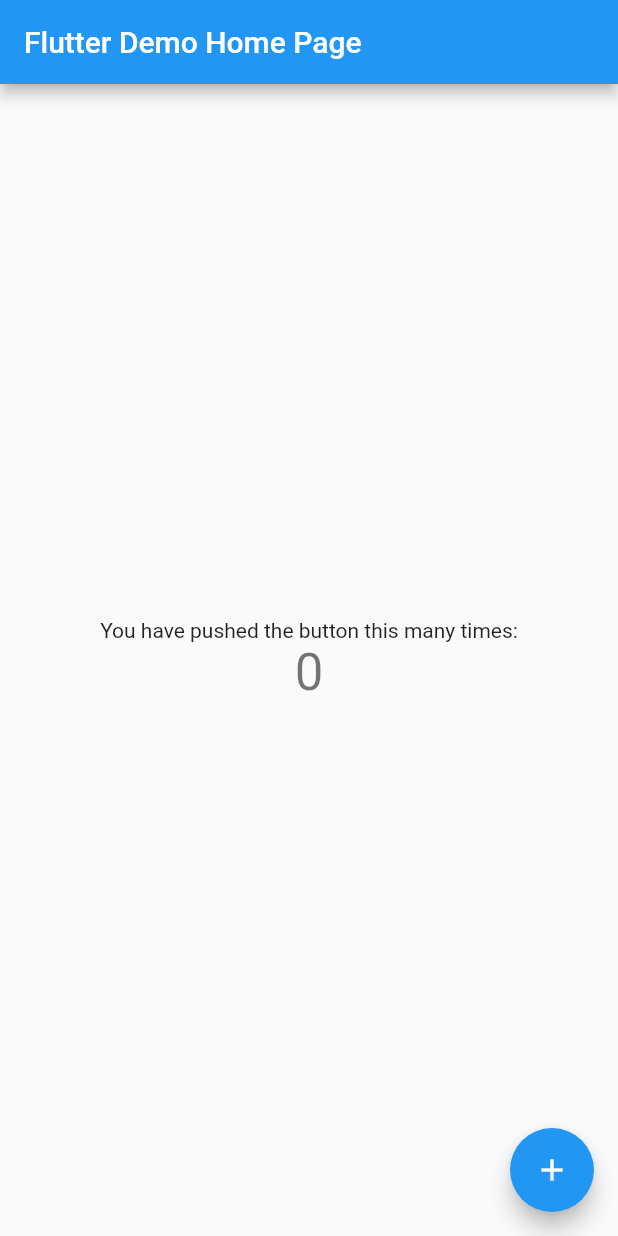
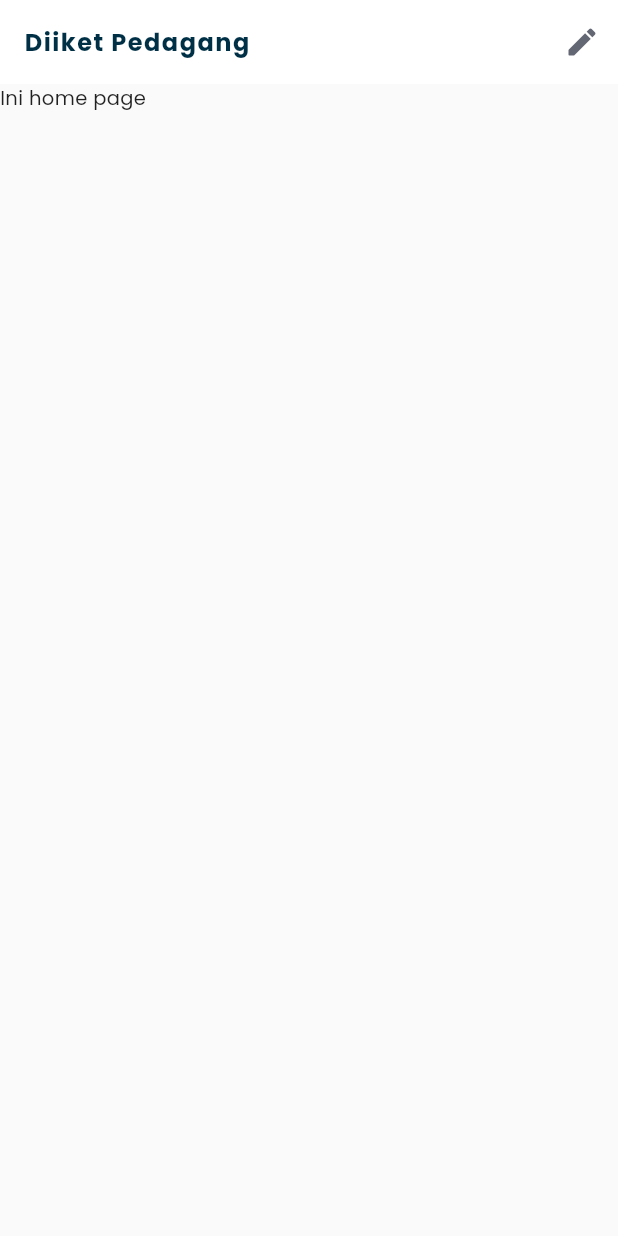
Before and after one commit to Innodev-K8/diiket-seller, a Flutter app: the screen it shows after launch, on a phone screen of 412 x 824 dp. Run offline on Flutter 3.47's test engine with Material 2 defaults, Android fonts, the phone set to English and light mode, and no system bars; our stand-ins replace dio, firebase_auth, firebase_core, firebase_crashlytics, firebase_messaging, firebase_remote_config and 4 more; missing offline and left inert: diiket_models; accounts and stored records are empty.

Commit message:
Add home page

```diff
--- a/lib/main.dart
+++ b/lib/main.dart
@@ -1,70 +1,32 @@
 import 'package:firebase_core/firebase_core.dart';
+import 'package:firebase_messaging/firebase_messaging.dart';
 import 'package:flutter/material.dart';
+import 'package:hooks_riverpod/hooks_riverpod.dart';
+import 'package:seller/data/notification/background_fcm.dart';
+import 'package:seller/ui/common/theme.dart';
+import 'package:seller/ui/pages/home_page.dart';
 
 Future<void> main() async {
   WidgetsFlutterBinding.ensureInitialized();
 
   await Firebase.initializeApp();
 
-  runApp(MyApp());
+  FirebaseMessaging.onBackgroundMessage(firebaseMessagingBackgroundHandler);
+
+  runApp(ProviderScope(child: MyApp()));
 }
 
 class MyApp extends StatelessWidget {
   @override
   Widget build(BuildContext context) {
     return MaterialApp(
-      title: 'Flutter Demo',
-      theme: ThemeData(
-        primarySwatch: Colors.blue,
-      ),
-      home: MyHomePage(title: 'Flutter Demo Home Page'),
+      title: 'Diiket Driver',
+      debugShowCheckedModeBanner: false,
+      theme: kAppTheme,
+      initialRoute: HomePage.route,
+      routes: {
+        HomePage.route: (_) => HomePage(),
+      },
     );
   }
 }
-
-class MyHomePage extends StatefulWidget {
-  MyHomePage({Key? key, required this.title}) : super(key: key);
-
-  final String title;
-
-  @override
-  _MyHomePageState createState() => _MyHomePageState();
-}
-
-class _MyHomePageState extends State<MyHomePage> {
-  int _counter = 0;
-
-  void _incrementCounter() {
-    setState(() {
-      _counter++;
-    });
-  }
-
-  @override
-  Widget build(BuildContext context) {
-    return Scaffold(
-      appBar: AppBar(
-        title: Text(widget.title),
-      ),
-      body: Center(
-        child: Column(
-          mainAxisAlignment: MainAxisAlignment.center,
-          children: <Widget>[
-            Text(
-              'You have pushed the button this many times:',
-            ),
-            Text(
-              '$_counter',
-              style: Theme.of(context).textTheme.headline4,
-            ),
-          ],
-        ),
-      ),
-      floatingActionButton: FloatingActionButton(
-        onPressed: _incrementCounter,
-        tooltip: 'Increment',
-        child: Icon(Icons.add),
-      ),
-    );
-  }
-}
--- a/lib/ui/common/theme.dart
+++ b/lib/ui/common/theme.dart
@@ -7,11 +7,12 @@
   accentColor: ColorPallete.secondaryColor,
   textTheme: kTextTheme,
   appBarTheme: AppBarTheme(
-    brightness: Brightness.dark,
-    backgroundColor: ColorPallete.accentColor,
+    backgroundColor: ColorPallete.backgroundColor,
+
     iconTheme: IconThemeData(
       color: Colors.white,
     ),
+    elevation: 0,
   ),
   primaryTextTheme: kTextTheme,
   elevatedButtonTheme: ElevatedButtonThemeData(
--- /dev/null
+++ b/lib/ui/pages/home_page.dart
@@ -0,0 +1,37 @@
+import 'package:flutter/material.dart';
+import 'package:flutter/services.dart';
+import 'package:seller/ui/common/styles.dart';
+
+class HomePage extends StatelessWidget {
+  static String route = 'home';
+
+  const HomePage({Key? key}) : super(key: key);
+
+  @override
+  Widget build(BuildContext context) {
+    return Scaffold(
+      appBar: AppBar(
+        title: Text(
+          'Diiket Pedagang',
+          style: kTextTheme.headline6!.copyWith(
+            color: ColorPallete.textColor,
+            fontWeight: FontWeight.bold,
+          ),
+        ),
+        systemOverlayStyle: SystemUiOverlayStyle(
+          statusBarColor: Colors.transparent,
+        ),
+        actions: [
+          IconButton(
+            onPressed: () {},
+            icon: Icon(
+              Icons.edit_rounded,
+              color: ColorPallete.darkGray,
+            ),
+          ),
+        ],
+      ),
+      body: Text('Ini home page'),
+    );
+  }
+}
```
